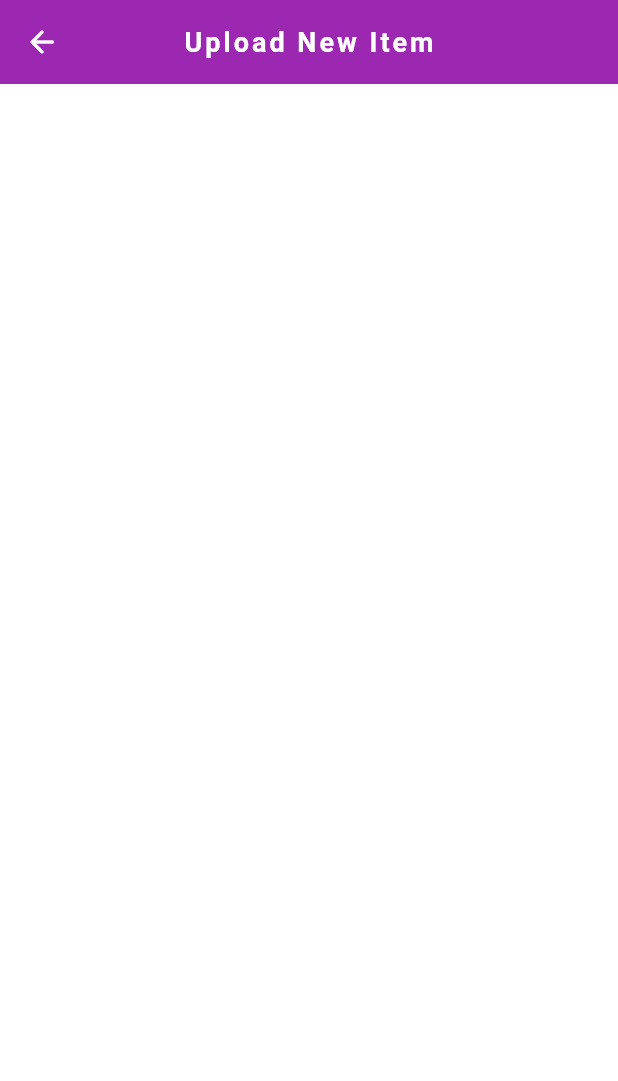
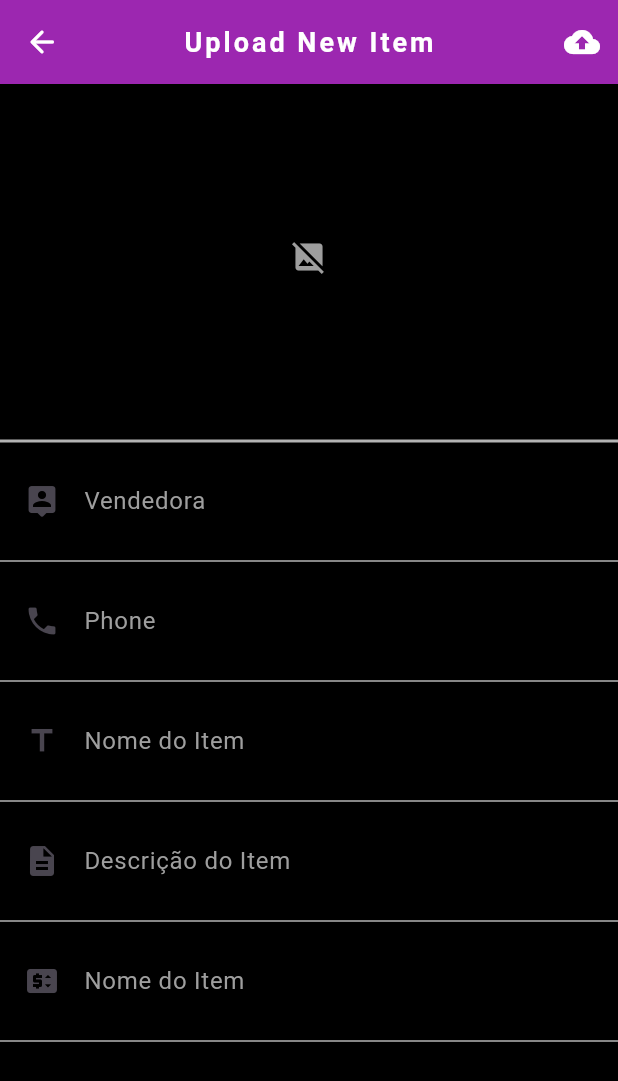
Before and after one commit to LuccasNog/Kea, a Flutter app: the ItemsUploadScreen screen opened directly, on a phone screen of 412 x 824 dp. Shown: the top 1081 px of the screen. Run offline on Flutter 3.47's test engine with Material 3 defaults, Android fonts, the phone set to English and light mode, and no system bars; our stand-ins replace firebase_core; accounts and stored records are empty.

Commit message:
page items upload

```diff
--- a/lib/items_upload_screen.dart
+++ b/lib/items_upload_screen.dart
@@ -1,3 +1,5 @@
+import 'dart:typed_data';
+
 import 'package:flutter/material.dart';
 
 class ItemsUploadScreen extends StatefulWidget {
@@ -6,11 +8,28 @@ class ItemsUploadScreen extends StatefulWidget {
 }
 
 class _ItemsUploadScreenState extends State<ItemsUploadScreen> {
+  // imagem da memoria
+  Uint8List? imageFileUint8List;
+
+  //Controllers
+  TextEditingController sellerNameTextEditingController =
+      TextEditingController();
+  TextEditingController sellerPhoneTextEditingController =
+      TextEditingController();
+  TextEditingController itemNameTextEditingController = TextEditingController();
+  TextEditingController itemDescriptionTextEditingController =
+      TextEditingController();
+  TextEditingController itemPriceTextEditingController =
+      TextEditingController();
+
+  //Uploads
+  bool isUploading = false;
+
   //upload form screen
 
   Widget uploadFormScreen() {
     return Scaffold(
-        backgroundColor: Colors.white,
+      backgroundColor: Colors.black,
       appBar: AppBar(
         centerTitle: true,
         backgroundColor: Colors.purple,
@@ -31,7 +50,144 @@ class _ItemsUploadScreenState extends State<ItemsUploadScreen> {
             color: Colors.white,
           ),
         ),
-        ));
+        actions: [
+          IconButton(
+              onPressed: () {},
+              icon: const Icon(
+                Icons.cloud_upload,
+                color: Colors.white,
+              ))
+        ],
+      ),
+      body: ListView(
+        children: [
+          //condicional
+          isUploading == true
+              ? const LinearProgressIndicator(
+                  color: Colors.purpleAccent,
+                )
+              : Container(),
+
+          //Imagem
+          SizedBox(
+            height: 230,
+            width: MediaQuery.of(context).size.width * 0.8,
+            child: Center(
+                child: imageFileUint8List != null
+                    ? Image.memory(imageFileUint8List!)
+                    : const Icon(
+                        Icons.image_not_supported,
+                        color: Colors.grey,
+                      )),
+          ),
+
+          const Divider(
+            color: Colors.white70,
+            thickness: 2,
+          ),
+
+          // Seller Name
+          ListTile(
+            leading: const Icon(Icons.person_pin_rounded),
+            title: SizedBox(
+              width: 250,
+              child: TextField(
+                style: TextStyle(color: Colors.grey),
+                controller: sellerNameTextEditingController,
+                decoration: const InputDecoration(
+                    hintText: 'Vendedora',
+                    hintStyle: TextStyle(color: Colors.grey),
+                    border: InputBorder.none),
+              ),
+            ),
+          ),
+          const Divider(
+            color: Colors.white70,
+            thickness: 1,
+          ),
+
+          //Phone
+          ListTile(
+            leading: const Icon(Icons.phone),
+            title: SizedBox(
+              width: 250,
+              child: TextField(
+                style: const TextStyle(color: Colors.grey),
+                controller: sellerPhoneTextEditingController,
+                decoration: const InputDecoration(
+                    hintText: 'Phone',
+                    hintStyle: TextStyle(color: Colors.grey),
+                    border: InputBorder.none),
+              ),
+            ),
+          ),
+          const Divider(
+            color: Colors.white70,
+            thickness: 1,
+          ),
+
+          // Item Name
+          ListTile(
+            leading: const Icon(Icons.title),
+            title: SizedBox(
+              width: 250,
+              child: TextField(
+                style: const TextStyle(color: Colors.grey),
+                controller: itemNameTextEditingController,
+                decoration: const InputDecoration(
+                    hintText: 'Nome do Item',
+                    hintStyle: TextStyle(color: Colors.grey),
+                    border: InputBorder.none),
+              ),
+            ),
+          ),
+          const Divider(
+            color: Colors.white70,
+            thickness: 1,
+          ),
+
+          // Item Description
+          ListTile(
+            leading: const Icon(Icons.description),
+            title: SizedBox(
+              width: 250,
+              child: TextField(
+                style: const TextStyle(color: Colors.grey),
+                controller: itemDescriptionTextEditingController,
+                decoration: const InputDecoration(
+                    hintText: 'Descrição do Item',
+                    hintStyle: TextStyle(color: Colors.grey),
+                    border: InputBorder.none),
+              ),
+            ),
+          ),
+          const Divider(
+            color: Colors.white70,
+            thickness: 1,
+          ),
+
+          // Item Price
+          ListTile(
+            leading: const Icon(Icons.price_change),
+            title: SizedBox(
+              width: 250,
+              child: TextField(
+                style: const TextStyle(color: Colors.grey),
+                controller: itemPriceTextEditingController,
+                decoration: const InputDecoration(
+                    hintText: 'Nome do Item',
+                    hintStyle: TextStyle(color: Colors.grey),
+                    border: InputBorder.none),
+              ),
+            ),
+          ),
+          const Divider(
+            color: Colors.white70,
+            thickness: 1,
+          ),
+        ],
+      ),
+    );
   }
 
   @override
```
Lines whose indentation alone changed are shown as unchanged.
